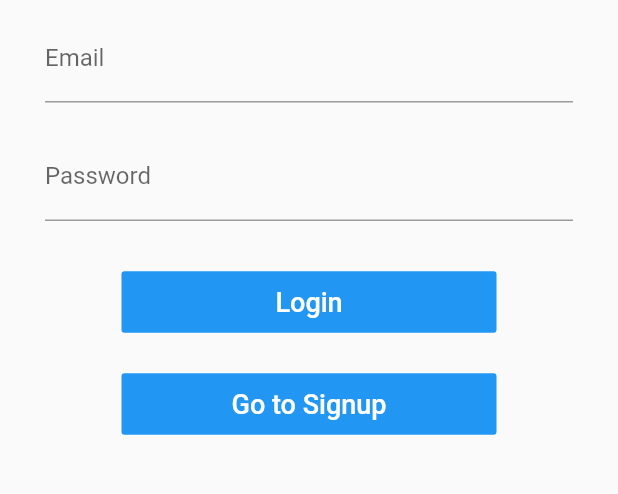
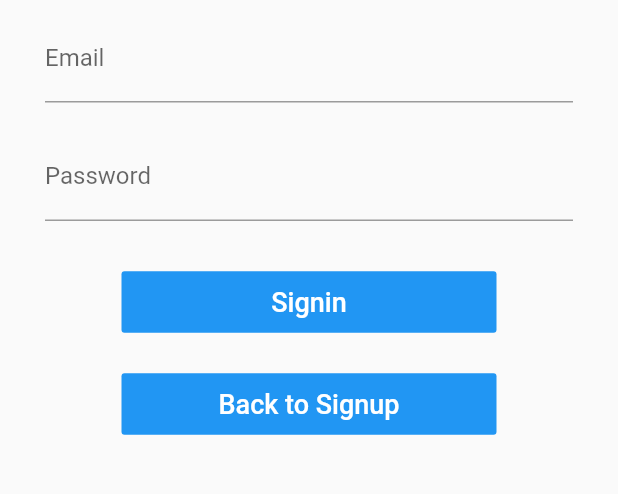
Before and after one commit to nazirahmad50/Instagram-Clone, a Flutter app: the screen it shows after launch, on a phone screen of 412 x 824 dp, the part 445-939 px from its top. Run offline on Flutter 3.47's test engine with Material 2 defaults, Android fonts, the phone set to English and light mode, and no system bars; our stand-ins replace cloud_firestore, firebase_auth; accounts and stored records are empty.

Commit message:
Organize Signin & Signup

```diff
--- a/lib/screens/login_screen.dart
+++ b/lib/screens/login_screen.dart
@@ -23,6 +23,61 @@ class _LoginScreenState extends State<LoginScreen> {
     }
   }
 
+  Widget emailField() {
+    return Padding(
+      padding: EdgeInsets.symmetric(horizontal: 30, vertical: 10),
+      child: TextFormField(
+        decoration: InputDecoration(labelText: "Email"),
+        validator: (input) =>
+            !input.contains("@") ? "Please enter a valid email" : null,
+        onSaved: (input) => _email = input,
+      ),
+    );
+  }
+
+  Widget passwordField() {
+    return Padding(
+      padding: EdgeInsets.symmetric(horizontal: 30, vertical: 10),
+      child: TextFormField(
+        decoration: InputDecoration(labelText: "Password"),
+        validator: (input) =>
+            input.length < 6 ? "Must be at least 6 characters" : null,
+        onSaved: (input) => _password = input,
+        obscureText: true,
+      ),
+    );
+  }
+
+  Widget signinBtn() {
+    return Container(
+      width: 250,
+      child: FlatButton(
+        padding: EdgeInsets.all(10),
+        onPressed: _submit,
+        color: Colors.blue,
+        child: Text(
+          "Signin",
+          style: TextStyle(color: Colors.white, fontSize: 18),
+        ),
+      ),
+    );
+  }
+
+  Widget backToSignupBtn() {
+    return Container(
+      width: 250,
+      child: FlatButton(
+        padding: EdgeInsets.all(10),
+        onPressed: () => Navigator.pop(context),
+        color: Colors.blue,
+        child: Text(
+          "Back to Signup",
+          style: TextStyle(color: Colors.white, fontSize: 18),
+        ),
+      ),
+    );
+  }
+
   @override
   Widget build(BuildContext context) {
     return Scaffold(
@@ -42,58 +97,14 @@ class _LoginScreenState extends State<LoginScreen> {
                 child: Column(
                   mainAxisSize: MainAxisSize.min,
                   children: <Widget>[
-                    Padding(
-                      padding:
-                          EdgeInsets.symmetric(horizontal: 30, vertical: 10),
-                      child: TextFormField(
-                        decoration: InputDecoration(labelText: "Email"),
-                        validator: (input) => !input.contains("@")
-                            ? "Please enter a valid email"
-                            : null,
-                        onSaved: (input) => _email = input,
-                      ),
-                    ),
-                    Padding(
-                      padding:
-                          EdgeInsets.symmetric(horizontal: 30, vertical: 10),
-                      child: TextFormField(
-                        decoration: InputDecoration(labelText: "Password"),
-                        validator: (input) => input.length < 6
-                            ? "Must be at least 6 characters"
-                            : null,
-                        onSaved: (input) => _password = input,
-                        obscureText: true,
-                      ),
-                    ),
+                    emailField(),
+                    passwordField(),
                     SizedBox(
                       height: 20,
                     ),
-                    Container(
-                      width: 250,
-                      child: FlatButton(
-                        padding: EdgeInsets.all(10),
-                        onPressed: _submit,
-                        color: Colors.blue,
-                        child: Text(
-                          "Login",
-                          style: TextStyle(color: Colors.white, fontSize: 18),
-                        ),
-                      ),
-                    ),
+                    signinBtn(),
                     SizedBox(height: 20),
-                    Container(
-                      width: 250,
-                      child: FlatButton(
-                        padding: EdgeInsets.all(10),
-                        onPressed: () =>
-                            Navigator.pushNamed(context, SignupScreen.id),
-                        color: Colors.blue,
-                        child: Text(
-                          "Go to Signup",
-                          style: TextStyle(color: Colors.white, fontSize: 18),
-                        ),
-                      ),
-                    ),
+                    backToSignupBtn(),
                   ],
                 ),
               )
```
Also changed, not shown: lib/screens/signup_screen.dart (+73 -60 lines).
